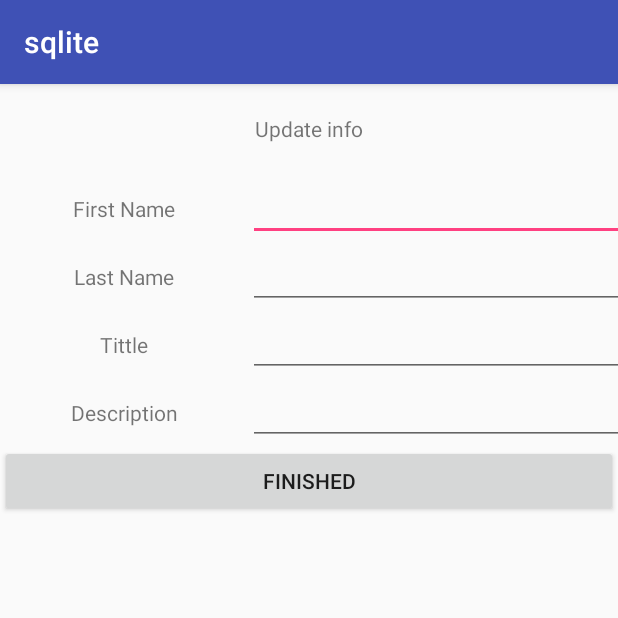
After one commit to JosephAlemu/SQLite, an Android app: the UpdateActivity screen opened directly, with no data from a screen before it, on a phone screen of 412 x 824 dp, the top half of it. The commit adds this screen. Run offline under Robolectric (Android 15) with nearby library versions, the phone set to English and light mode, and no system bars; 5 statements that could not run were skipped.

Commit message:
last updated

```diff
--- a/app/build.gradle
+++ b/app/build.gradle
@@ -16,10 +16,11 @@ android {
             proguardFiles getDefaultProguardFile('proguard-android.txt'), 'proguard-rules.pro'
         }
     }
+    buildToolsVersion '26.0.2'
 }
 
 dependencies {
-    implementation fileTree(dir: 'libs', include: ['*.jar'])
+    implementation fileTree(include: ['*.jar'], dir: 'libs')
     implementation 'com.android.support:appcompat-v7:26.1.0'
     implementation 'com.android.support.constraint:constraint-layout:1.0.2'
     testImplementation 'junit:junit:4.12'
--- /dev/null
+++ b/app/src/main/java/com/example/user/sqlite/UpdateActivity.java
@@ -0,0 +1,85 @@
+package com.example.user.sqlite;
+
+import android.content.Intent;
+import android.support.v7.app.AppCompatActivity;
+import android.os.Bundle;
+import android.util.Log;
+import android.view.View;
+import android.widget.EditText;
+
+public class UpdateActivity extends AppCompatActivity {
+
+
+    String id;
+    String firstname;
+    String lastname;
+    String title;
+    String description;
+    EditText ettvfistName;
+    EditText edtvLastName;
+    EditText ettxtTitle;
+    EditText etDescription;
+
+    @Override
+    protected void onCreate(Bundle savedInstanceState) {
+        super.onCreate(savedInstanceState);
+        setContentView(R.layout.activity_update);
+
+        Intent intent = getIntent();
+
+        Bundle extras = getIntent().getExtras();
+
+
+        id = extras.getString("id");
+
+        firstname = extras.getString("firstname");
+        lastname = extras.getString("lastname");
+        title = extras.getString("title");
+        description = extras.getString("lastName");
+
+
+        ettvfistName = (EditText) findViewById(R.id.ettvfistName);
+        edtvLastName = (EditText) findViewById(R.id.edtvLastName);
+        ettxtTitle = (EditText) findViewById(R.id.ettxtTitle);
+        etDescription = (EditText) findViewById(R.id.etDescription);
+
+
+        ettvfistName.setText(firstname);
+        edtvLastName.setText(lastname);
+        ettxtTitle.setText(title);
+        etDescription.setText(description);
+
+
+    }
+
+
+    public void onUpdate(View view) {
+
+
+        firstname = ettvfistName.getText().toString().trim();
+        lastname = edtvLastName.getText().toString().trim();
+        title = ettxtTitle.getText().toString().trim();
+        description = etDescription.getText().toString().trim();
+
+
+        int rowid = Integer.parseInt(id);
+
+
+        Log.d("First", "string::::> " + rowid);
+        Log.d("First", "string::::> " + firstname);
+        Log.d("First", "string::::> " + lastname);
+        Log.d("First", "string::::>" + title);
+        Log.d("First", "string::::> " + description);
+
+        CelebrityRegister celebrityRegister = new CelebrityRegister(this);
+
+      boolean n =   celebrityRegister.updateRow(rowid, firstname, lastname, title, description);
+        Log.d("First", "string::::> " +  n );
+
+        Intent newintent = new Intent(this, Celebrity_list.class);
+
+        startActivity(newintent);
+
+
+    }
+}
--- /dev/null
+++ b/app/src/main/res/layout/activity_update.xml
@@ -0,0 +1,133 @@
+<?xml version="1.0" encoding="utf-8"?>
+<LinearLayout xmlns:android="http://schemas.android.com/apk/res/android"
+    xmlns:app="http://schemas.android.com/apk/res-auto"
+    xmlns:tools="http://schemas.android.com/tools"
+    android:layout_width="match_parent"
+    android:layout_height="match_parent"
+    android:orientation="vertical"
+
+    tools:context="com.example.user.sqlite.UpdateActivity">
+
+
+
+
+    <TextView
+        android:id="@+id/txt"
+        android:padding="20dp"
+        android:gravity="center"
+        android:layout_width="match_parent"
+        android:layout_height="wrap_content"
+        android:text="Update info" />
+
+    <LinearLayout
+        android:layout_width="match_parent"
+        android:layout_height="wrap_content"
+        android:weightSum="2"
+        android:orientation="horizontal">
+        <TextView
+            android:id="@+id/tvfistName"
+            android:layout_width="match_parent"
+            android:layout_height="wrap_content"
+            android:gravity="center"
+            android:layout_weight="1.2"
+            android:text="First Name" />
+
+
+        <EditText
+            android:id="@+id/ettvfistName"
+            android:layout_width="match_parent"
+            android:layout_height="wrap_content"
+            android:layout_weight="0.5"
+            android:ems="10"
+            android:inputType="textPersonName"
+            android:text=" " />
+
+
+
+
+    </LinearLayout>
+
+    <LinearLayout
+        android:layout_width="match_parent"
+        android:layout_height="wrap_content"
+        android:weightSum="2"
+        android:orientation="horizontal">
+
+
+        <TextView
+            android:id="@+id/tvLastName"
+            android:layout_width="match_parent"
+            android:layout_height="wrap_content"
+            android:gravity="center"
+            android:layout_weight="1.2"
+            android:text="Last Name" />
+
+
+        <EditText
+            android:id="@+id/edtvLastName"
+            android:layout_width="match_parent"
+            android:layout_height="wrap_content"
+            android:layout_weight="0.5"
+            android:inputType="textPersonName"
+            android:text=" " />
+
+    </LinearLayout>
+
+    <LinearLayout
+        android:layout_width="match_parent"
+        android:layout_height="wrap_content"
+        android:weightSum="2"
+        android:orientation="horizontal">
+
+
+
+        <TextView
+            android:id="@+id/txtTitle"
+            android:layout_width="match_parent"
+            android:layout_height="wrap_content"
+            android:gravity="center"
+            android:layout_weight="1.2"
+            android:text="Tittle" />
+
+
+        <EditText
+            android:id="@+id/ettxtTitle"
+            android:layout_width="match_parent"
+            android:layout_height="wrap_content"
+            android:layout_weight="0.5"
+            android:inputType="textPersonName"
+            android:text=" " />
+
+    </LinearLayout>
+
+    <LinearLayout
+        android:layout_width="match_parent"
+        android:layout_height="wrap_content"
+        android:weightSum="2"
+        android:orientation="horizontal">
+        <TextView
+            android:id="@+id/tvDescription"
+            android:layout_width="match_parent"
+            android:layout_height="wrap_content"
+            android:gravity="center"
+            android:layout_weight="1.2"
+            android:text="Description" />
+
+
+        <EditText
+            android:id="@+id/etDescription"
+            android:layout_width="match_parent"
+            android:layout_height="wrap_content"
+            android:layout_weight="0.5"
+            android:inputType="textPersonName"
+            android:text=" " />
+
+    </LinearLayout>
+
+    <Button
+        android:id="@+id/btnUpdated"
+        android:layout_width="match_parent"
+        android:layout_height="wrap_content"
+        android:onClick="onUpdate"
+        android:text="Finished" />
+</LinearLayout>
```
Also changed, not shown: app/src/main/AndroidManifest.xml (+7 -3 lines), app/src/main/java/com/example/user/sqlite/CelebrityData.java (+8 -8 lines), app/src/main/java/com/example/user/sqlite/CelebrityRegister.java (+40 -9 lines), app/src/main/java/com/example/user/sqlite/Celebrity_list.java (+12 -1 lines), app/src/main/java/com/example/user/sqlite/CustomAdapter.java (+76 -9 lines), app/src/main/java/com/example/user/sqlite/DBAdapter.java (added, +217 -0 lines), app/src/main/java/com/example/user/sqlite/MainActivity.java (+5 -2 lines), app/src/main/res/layout/row_item.xml (+28 -8 lines).
